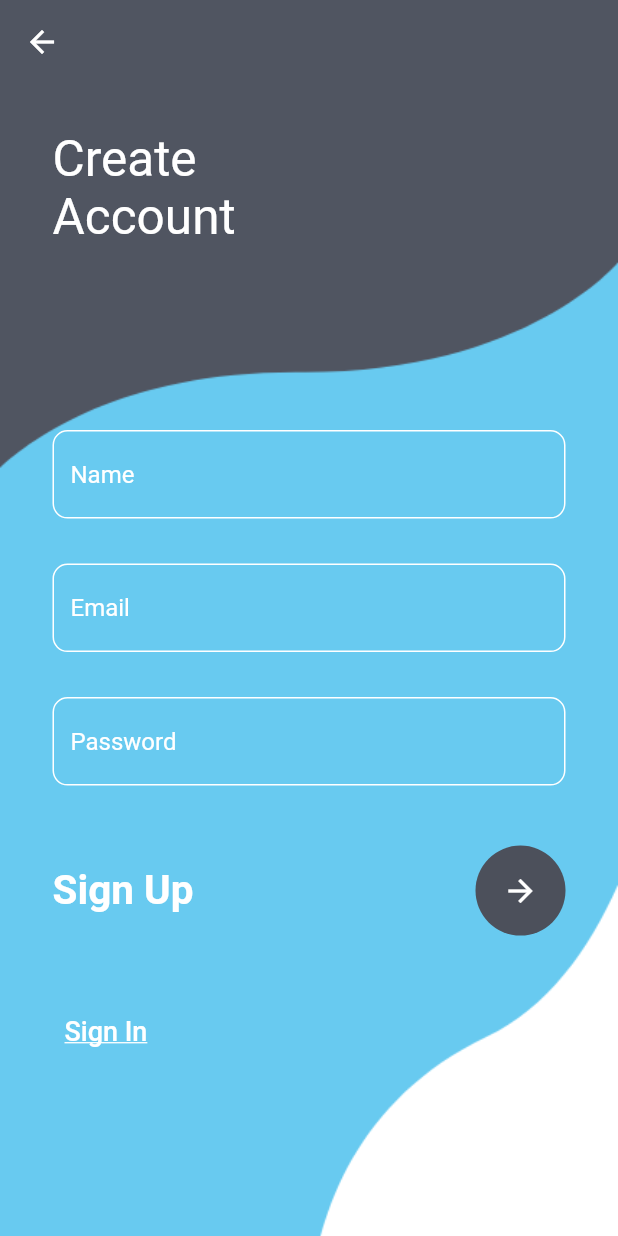
After one commit to shivamkshirsagar11/todo_app, a Flutter app: the screen it shows after launch, after a tap on "Sign Up", on a phone screen of 412 x 824 dp. The commit adds this screen. Run offline on Flutter 3.47's test engine with Material 2 defaults, Android fonts, the phone set to English and light mode, and no system bars; our stand-ins replace cloud_firestore, firebase_core; accounts and stored records are empty.

Commit message:
login/register ui dart file added

```diff
--- /dev/null
+++ b/lib/login.dart
@@ -0,0 +1,132 @@
+import 'package:flutter/material.dart';
+import 'reg.dart';
+import './screens/home.dart';
+class MyLogin extends StatefulWidget {
+  const MyLogin({Key? key}) : super(key: key);
+
+  @override
+  _MyLoginState createState() => _MyLoginState();
+}
+
+class _MyLoginState extends State<MyLogin> {
+  @override
+  Widget build(BuildContext context) {
+    return Container(
+      decoration: BoxDecoration(
+        image: DecorationImage(
+            image: AssetImage('assets/images/login.png'), fit: BoxFit.cover),
+      ),
+      child: Scaffold(
+        backgroundColor: Colors.transparent,
+        body: Stack(
+          children: [
+            Container(),
+            Container(
+              padding: EdgeInsets.only(left: 35, top: 130),
+              child: Text(
+                'Welcome\nBack',
+                style: TextStyle(color: Colors.white, fontSize: 33),
+              ),
+            ),
+            SingleChildScrollView(
+              child: Container(
+                padding: EdgeInsets.only(
+                    top: MediaQuery.of(context).size.height * 0.5),
+                child: Column(
+                  crossAxisAlignment: CrossAxisAlignment.start,
+                  children: [
+                    Container(
+                      margin: EdgeInsets.only(left: 35, right: 35),
+                      child: Column(
+                        children: [
+                          TextField(
+                            style: TextStyle(color: Colors.black),
+                            decoration: InputDecoration(
+                                fillColor: Colors.grey.shade100,
+                                filled: true,
+                                hintText: "Email",
+                                border: OutlineInputBorder(
+                                  borderRadius: BorderRadius.circular(10),
+                                )),
+                          ),
+                          SizedBox(
+                            height: 30,
+                          ),
+                          TextField(
+                            style: TextStyle(),
+                            obscureText: true,
+                            decoration: InputDecoration(
+                                fillColor: Colors.grey.shade100,
+                                filled: true,
+                                hintText: "Password",
+                                border: OutlineInputBorder(
+                                  borderRadius: BorderRadius.circular(10),
+                                )),
+                          ),
+                          SizedBox(
+                            height: 40,
+                          ),
+                          Row(
+                            mainAxisAlignment: MainAxisAlignment.spaceBetween,
+                            children: [
+                              Text(
+                                'Sign in',
+                                style: TextStyle(
+                                    fontSize: 27, fontWeight: FontWeight.w700),
+                              ),
+                              CircleAvatar(
+                                radius: 30,
+                                backgroundColor: Color(0xff4c505b),
+                                child: IconButton(
+                                    color: Colors.white,
+                                    onPressed: () {
+                                      Navigator.push(
+                                          context,
+                                          MaterialPageRoute(
+                                              builder: (context) => Home()));
+                                    },
+                                    icon: Icon(
+                                      Icons.arrow_forward,
+                                    )),
+                              )
+                            ],
+                          ),
+                          SizedBox(
+                            height: 40,
+                          ),
+                          Row(
+                            mainAxisAlignment: MainAxisAlignment.spaceBetween,
+                            children: [
+                              TextButton(
+                                onPressed: () {
+                                  Navigator.push(
+                                      context,
+                                      MaterialPageRoute(
+                                          builder: (context) => MyRegister()));
+                                },
+                                child: Text(
+                                  'Sign Up',
+                                  textAlign: TextAlign.left,
+                                  style: TextStyle(
+                                      decoration: TextDecoration.underline,
+                                      color: Color(0xff4c505b),
+                                      fontSize: 18),
+                                ),
+                                style: ButtonStyle(),
+                              ),
+
+                            ],
+                          )
+                        ],
+                      ),
+                    )
+                  ],
+                ),
+              ),
+            ),
+          ],
+        ),
+      ),
+    );
+  }
+}
--- a/lib/main.dart
+++ b/lib/main.dart
@@ -1,6 +1,7 @@
 import 'package:flutter/material.dart';
 import 'package:flutter/services.dart';
-import './screens/home.dart';
+
+import './login.dart';
 import 'package:cloud_firestore/cloud_firestore.dart';
 import 'package:firebase_core/firebase_core.dart';
 import 'firebase_options.dart';
@@ -21,7 +22,7 @@ class MyApp extends StatelessWidget {
     return MaterialApp(
       debugShowCheckedModeBanner: false,
       title: 'ToDo App',
-      home: Home(),
+      home: MyLogin(),
     );
   }
 }
--- /dev/null
+++ b/lib/reg.dart
@@ -0,0 +1,193 @@
+import 'package:flutter/material.dart';
+import 'package:flutter_todo_app/screens/home.dart';
+import 'login.dart';
+
+class MyRegister extends StatefulWidget {
+  const MyRegister({Key? key}) : super(key: key);
+
+  @override
+  _MyRegisterState createState() => _MyRegisterState();
+}
+
+class _MyRegisterState extends State<MyRegister> {
+  @override
+  Widget build(BuildContext context) {
+    return Container(
+      decoration: BoxDecoration(
+        image: DecorationImage(
+            image: AssetImage('assets/images/register.png'), fit: BoxFit.cover),
+      ),
+      child: Scaffold(
+        backgroundColor: Colors.transparent,
+        appBar: AppBar(
+          backgroundColor: Colors.transparent,
+          elevation: 0,
+        ),
+        body: Stack(
+          children: [
+            Container(
+              padding: EdgeInsets.only(left: 35, top: 30),
+              child: Text(
+                'Create\nAccount',
+                style: TextStyle(color: Colors.white, fontSize: 33),
+              ),
+            ),
+            SingleChildScrollView(
+              child: Container(
+                padding: EdgeInsets.only(
+                    top: MediaQuery.of(context).size.height * 0.28),
+                child: Column(
+                  crossAxisAlignment: CrossAxisAlignment.start,
+                  children: [
+                    Container(
+                      margin: EdgeInsets.only(left: 35, right: 35),
+                      child: Column(
+                        children: [
+                          TextField(
+                            style: TextStyle(color: Colors.white),
+                            decoration: InputDecoration(
+                                enabledBorder: OutlineInputBorder(
+                                  borderRadius: BorderRadius.circular(10),
+                                  borderSide: BorderSide(
+                                    color: Colors.white,
+                                  ),
+                                ),
+                                focusedBorder: OutlineInputBorder(
+                                  borderRadius: BorderRadius.circular(10),
+                                  borderSide: BorderSide(
+                                    color: Colors.black,
+                                  ),
+                                ),
+                                hintText: "Name",
+                                hintStyle: TextStyle(color: Colors.white),
+                                border: OutlineInputBorder(
+                                  borderRadius: BorderRadius.circular(10),
+                                )),
+                          ),
+                          SizedBox(
+                            height: 30,
+                          ),
+                          TextField(
+                            style: TextStyle(color: Colors.white),
+                            decoration: InputDecoration(
+                                enabledBorder: OutlineInputBorder(
+                                  borderRadius: BorderRadius.circular(10),
+                                  borderSide: BorderSide(
+                                    color: Colors.white,
+                                  ),
+                                ),
+                                focusedBorder: OutlineInputBorder(
+                                  borderRadius: BorderRadius.circular(10),
+                                  borderSide: BorderSide(
+                                    color: Colors.black,
+                                  ),
+                                ),
+                                hintText: "Email",
+                                hintStyle: TextStyle(color: Colors.white),
+                                border: OutlineInputBorder(
+                                  borderRadius: BorderRadius.circular(10),
+                                )),
+                          ),
+                          SizedBox(
+                            height: 30,
+                          ),
+                          TextField(
+                            style: TextStyle(color: Colors.white),
+                            obscureText: true,
+                            decoration: InputDecoration(
+                                enabledBorder: OutlineInputBorder(
+                                  borderRadius: BorderRadius.circular(10),
+                                  borderSide: BorderSide(
+                                    color: Colors.white,
+                                  ),
+                                ),
+                                focusedBorder: OutlineInputBorder(
+                                  borderRadius: BorderRadius.circular(10),
+                                  borderSide: BorderSide(
+                                    color: Colors.black,
+                                  ),
+                                ),
+                                hintText: "Password",
+                                hintStyle: TextStyle(color: Colors.white),
+                                border: OutlineInputBorder(
+                                  borderRadius: BorderRadius.circular(10),
+                                )),
+                          ),
+                          SizedBox(
+                            height: 40,
+                          ),
+                          Row(
+                            mainAxisAlignment: MainAxisAlignment.spaceBetween,
+                            children: [
+                              Text(
+                                'Sign Up',
+                                style: TextStyle(
+                                    color: Colors.white,
+                                    fontSize: 27,
+                                    fontWeight: FontWeight.w700),
+                              ),
+                              CircleAvatar(
+                                radius: 30,
+                                backgroundColor: Color(0xff4c505b),
+                                child: IconButton(
+                                    color: Colors.white,
+                                    onPressed: () {
+                                      Navigator.push(
+                                          context,
+                                          MaterialPageRoute(
+                                              builder: (context) => Home()));
+                                    },
+                                    icon: Icon(
+                                      Icons.arrow_forward,
+                                    )),
+                              )
+                            ],
+                          ),
+                          SizedBox(
+                            height: 40,
+                          ),
+                          Row(
+                            mainAxisAlignment: MainAxisAlignment.spaceBetween,
+                            children: [
+                              TextButton(
+                                onPressed: () {
+                                  Navigator.push(
+                                      context,
+                                      MaterialPageRoute(
+                                          builder: (context) => MyLogin()));
+                                  // Navigator.of(context).push(_createRoute());
+                                },
+                                child: Text(
+                                  'Sign In',
+                                  textAlign: TextAlign.left,
+                                  style: TextStyle(
+                                      decoration: TextDecoration.underline,
+                                      color: Colors.white,
+                                      fontSize: 18),
+                                ),
+                                style: ButtonStyle(),
+                              ),
+                            ],
+                          )
+                        ],
+                      ),
+                    )
+                  ],
+                ),
+              ),
+            ),
+          ],
+        ),
+      ),
+    );
+  }
+}
+
+// Route _createRoute() {
+//   return PageRouteBuilder(
+//     pageBuilder: (context, animation, secondaryAnimation) => const MyLogin(),
+//     transitionsBuilder: (context, animation, secondaryAnimation, child) {
+//       return child;
+//     },
+//   );
+// }
```
Also changed, not shown: assets/images/login.png (added), assets/images/register.png (added).
